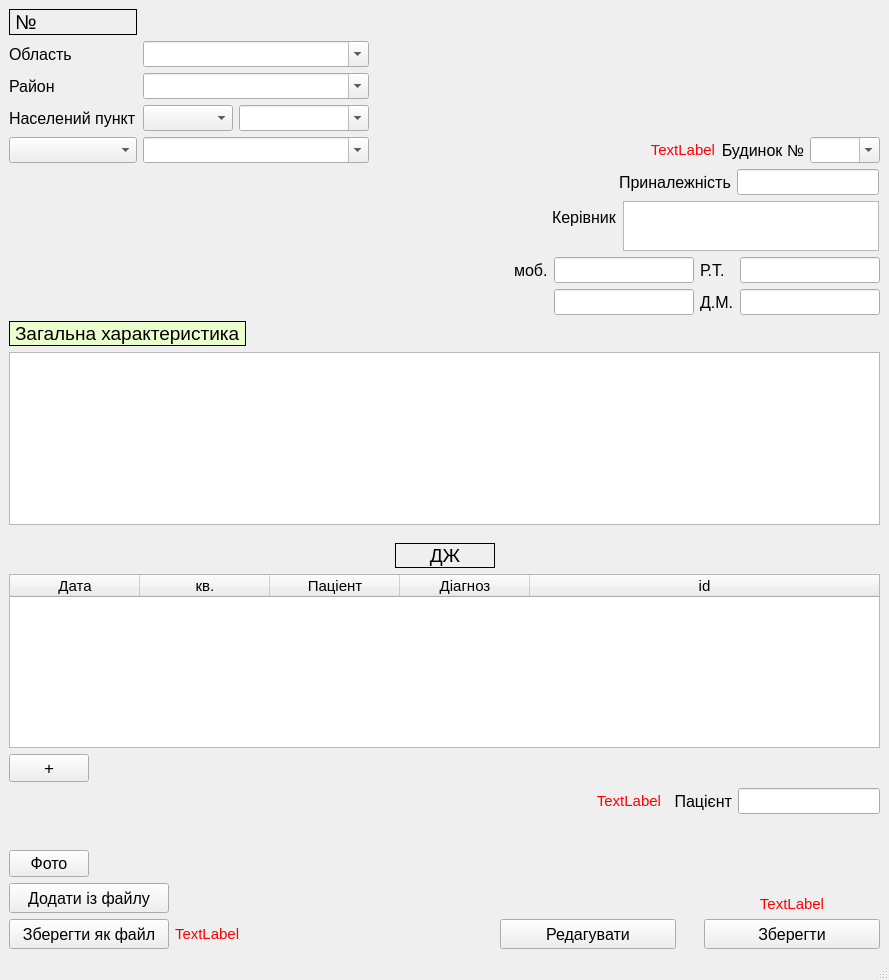
The window that pyqt_files/case_record_edit.ui (LiquorProg/katalog) describes before a commit, drawn with Qt 5.
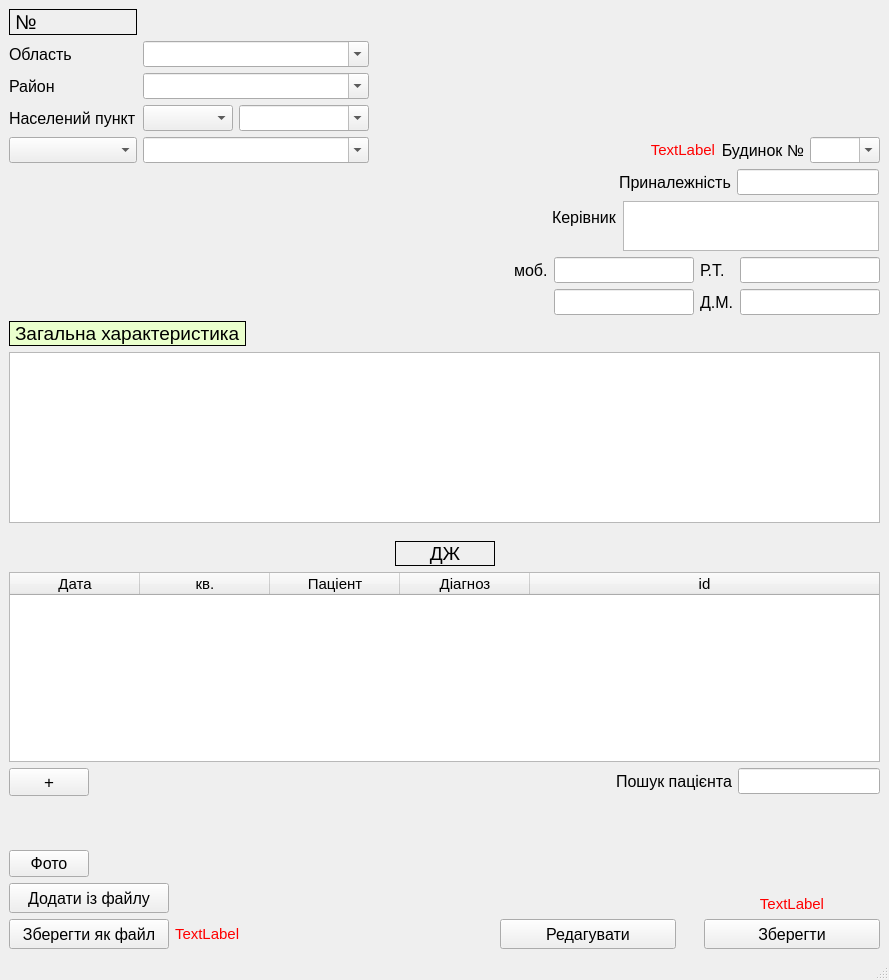
The same window after the commit.

Patch:
```diff
--- a/pyqt_files/case_record_edit.ui
+++ b/pyqt_files/case_record_edit.ui
@@ -343,67 +343,6 @@
       </property>
      </spacer>
     </item>
-    <item row="5" column="2">
-     <layout class="QGridLayout" name="gridLayout_5">
-      <property name="leftMargin">
-       <number>96</number>
-      </property>
-      <item row="0" column="2">
-       <widget class="QLineEdit" name="pat_name_2">
-        <property name="sizePolicy">
-         <sizepolicy hsizetype="Fixed" vsizetype="Fixed">
-          <horstretch>0</horstretch>
-          <verstretch>0</verstretch>
-         </sizepolicy>
-        </property>
-        <property name="font">
-         <font>
-          <pointsize>11</pointsize>
-         </font>
-        </property>
-        <property name="text">
-         <string/>
-        </property>
-       </widget>
-      </item>
-      <item row="0" column="1">
-       <widget class="QLabel" name="label_9_2">
-        <property name="font">
-         <font>
-          <pointsize>12</pointsize>
-         </font>
-        </property>
-        <property name="text">
-         <string>Пацієнт</string>
-        </property>
-        <property name="alignment">
-         <set>Qt::AlignRight|Qt::AlignTrailing|Qt::AlignVCenter</set>
-        </property>
-        <property name="margin">
-         <number>2</number>
-        </property>
-       </widget>
-      </item>
-      <item row="0" column="0">
-       <widget class="QLabel" name="error_name_patient">
-        <property name="font">
-         <font>
-          <pointsize>11</pointsize>
-         </font>
-        </property>
-        <property name="styleSheet">
-         <string notr="true">color: rgb(255, 0, 0);</string>
-        </property>
-        <property name="text">
-         <string>TextLabel</string>
-        </property>
-        <property name="alignment">
-         <set>Qt::AlignRight|Qt::AlignTrailing|Qt::AlignVCenter</set>
-        </property>
-       </widget>
-      </item>
-     </layout>
-    </item>
     <item row="0" column="2">
      <layout class="QGridLayout" name="gridLayout_8">
       <property name="leftMargin">
@@ -773,6 +712,12 @@
       </property>
       <item row="1" column="0" colspan="2">
        <widget class="QTableWidget" name="tableWidget_diag_edit">
+        <property name="minimumSize">
+         <size>
+          <width>0</width>
+          <height>190</height>
+         </size>
+        </property>
         <property name="font">
          <font>
           <pointsize>11</pointsize>
@@ -892,10 +837,56 @@
         </item>
        </layout>
       </item>
+      <item row="2" column="1">
+       <layout class="QGridLayout" name="gridLayout_5">
+        <property name="leftMargin">
+         <number>0</number>
+        </property>
+        <item row="0" column="0">
+         <widget class="QLabel" name="label_9_2">
+          <property name="font">
+           <font>
+            <pointsize>12</pointsize>
+           </font>
+          </property>
+          <property name="text">
+           <string>Пошук пацієнта</string>
+          </property>
+          <property name="alignment">
+           <set>Qt::AlignRight|Qt::AlignTrailing|Qt::AlignVCenter</set>
+          </property>
+          <property name="margin">
+           <number>2</number>
+          </property>
+         </widget>
+        </item>
+        <item row="0" column="1">
+         <widget class="QLineEdit" name="pat_name_2">
+          <property name="sizePolicy">
+           <sizepolicy hsizetype="Fixed" vsizetype="Fixed">
+            <horstretch>0</horstretch>
+            <verstretch>0</verstretch>
+           </sizepolicy>
+          </property>
+          <property name="font">
+           <font>
+            <pointsize>11</pointsize>
+           </font>
+          </property>
+          <property name="text">
+           <string/>
+          </property>
+         </widget>
+        </item>
+       </layout>
+      </item>
      </layout>
     </item>
     <item row="0" column="0">
      <layout class="QGridLayout" name="gridLayout_3">
+      <property name="rightMargin">
+       <number>20</number>
+      </property>
       <item row="2" column="0">
        <widget class="QLabel" name="label_4_11">
         <property name="font">
```
